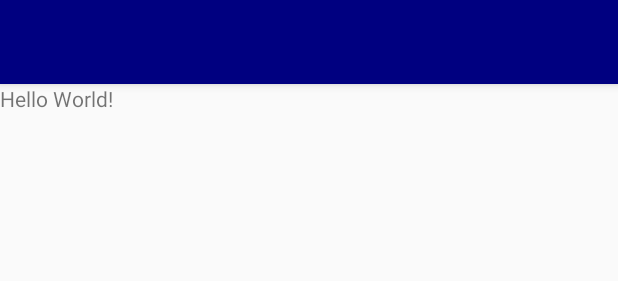
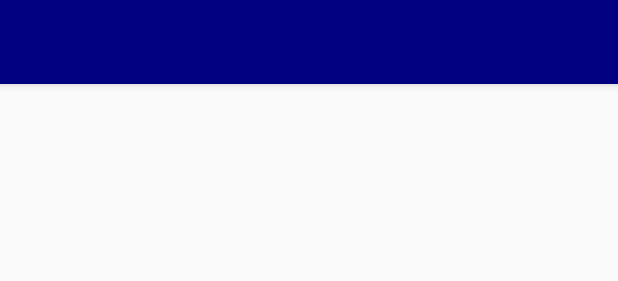
Before and after one commit to barrykeegan/FEMS, an Android app: the layout activity_main.xml on its own in the app's theme, with its tools: preview values and no code run, on a phone screen of 412 x 824 dp. Shown: the top 281 px of the screen. Run offline under Robolectric (Android 15) with nearby library versions, the phone set to English and light mode, and no system bars.

Commit message:
changed main activity to recycler view from linear layout

```diff
--- a/app/src/main/res/layout/content_main.xml
+++ b/app/src/main/res/layout/content_main.xml
@@ -1,20 +1,10 @@
 <?xml version="1.0" encoding="utf-8"?>
-<LinearLayout xmlns:android="http://schemas.android.com/apk/res/android"
-    xmlns:app="http://schemas.android.com/apk/res-auto"
+<android.support.v7.widget.RecyclerView
+    xmlns:android="http://schemas.android.com/apk/res/android"
     xmlns:tools="http://schemas.android.com/tools"
     android:layout_width="match_parent"
     android:layout_height="match_parent"
-    app:layout_behavior="@string/appbar_scrolling_view_behavior"
     tools:context=".MainActivity"
     tools:showIn="@layout/activity_main">
 
-    <TextView
-        android:layout_width="wrap_content"
-        android:layout_height="wrap_content"
-        android:text="Hello World!"
-        app:layout_constraintBottom_toBottomOf="parent"
-        app:layout_constraintLeft_toLeftOf="parent"
-        app:layout_constraintRight_toRightOf="parent"
-        app:layout_constraintTop_toTopOf="parent" />
-
-</LinearLayout>
+</android.support.v7.widget.RecyclerView>
```
